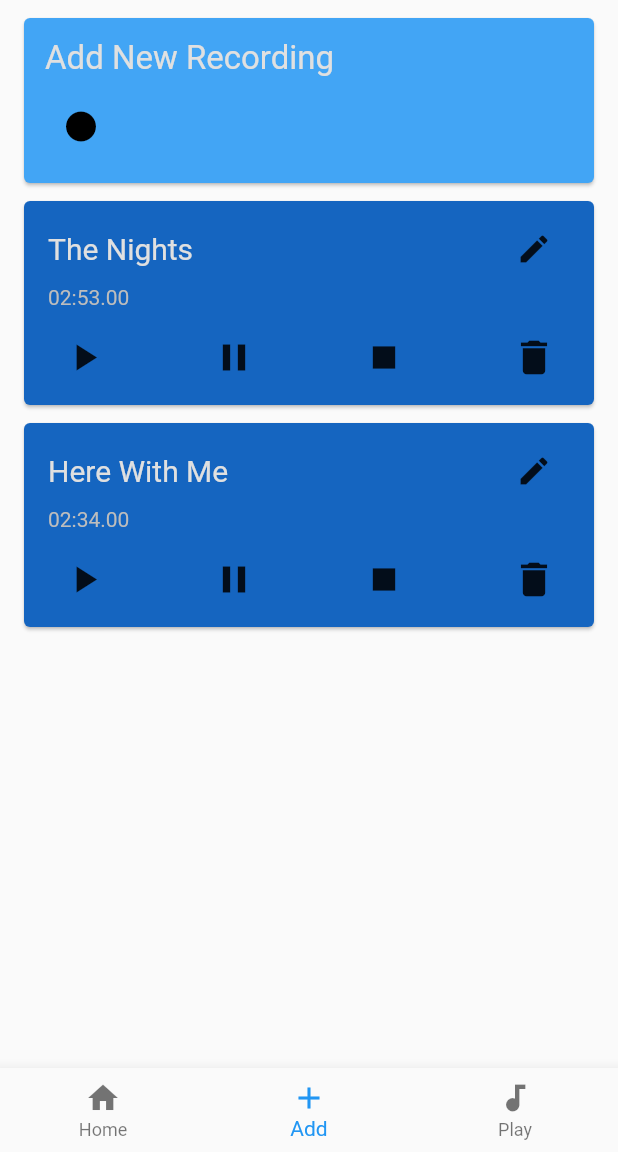
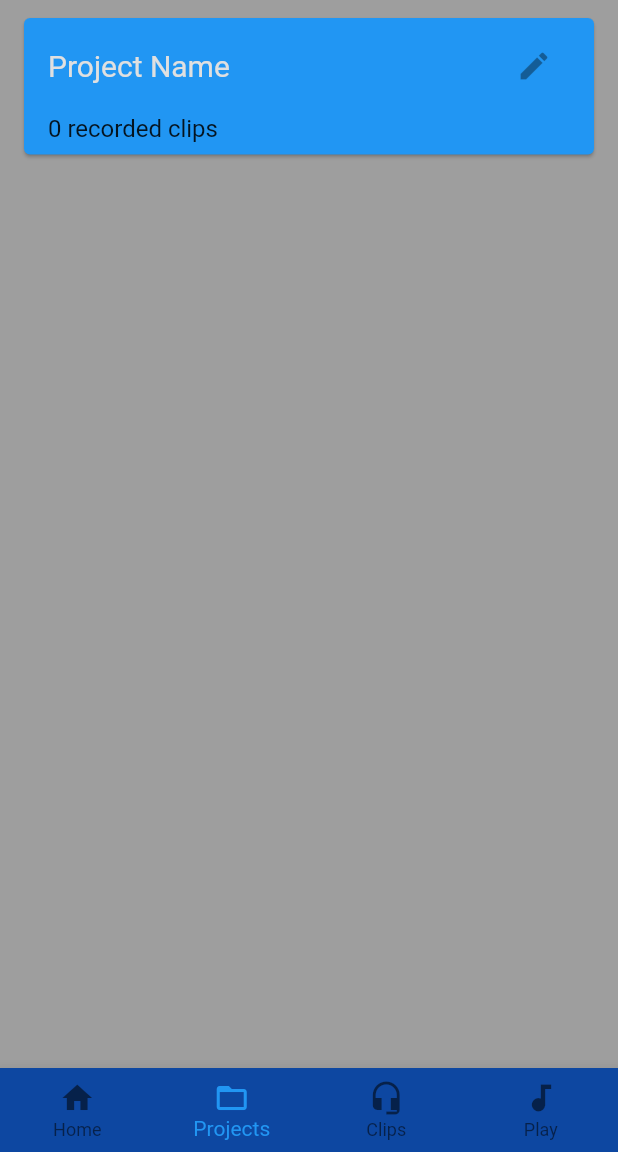
Before and after one commit to tice-k/looper, a Flutter app: the screen it shows after launch, item 2 of the bottom bar chosen, on a phone screen of 412 x 824 dp, the part 84-1236 px from its top. Run offline on Flutter 3.47's test engine with Material 2 defaults, Android fonts, the phone set to English and light mode, and no system bars; our stand-ins replace audioplayers; missing offline and left inert: app_settings, audio_recorder.

Commit message:
add project manager page

```diff
--- /dev/null
+++ b/lib/helpers/project_card.dart
@@ -0,0 +1,64 @@
+import 'package:flutter/material.dart';
+
+class ProjectCard extends StatelessWidget {
+
+  ProjectCard();
+
+  @override
+  Widget build(BuildContext context) {
+    return Card(
+      margin: EdgeInsets.fromLTRB(16.0, 0, 16.0, 12.0),
+      color: Colors.blue,
+      child: Padding(
+        padding: const EdgeInsets.fromLTRB(16.0, 8.0, 16.0, 8.0),
+        child: Column(
+          crossAxisAlignment: CrossAxisAlignment.stretch,
+          children: <Widget>[
+            Row(
+              children: <Widget>[
+                Expanded(
+                  child: Text(
+                    'Project Name',
+                    style: TextStyle(
+                      fontSize: 20.0,
+                      color: Colors.grey[300],
+                    ),
+                  ),
+                ),
+                IconButton(
+                  onPressed: null,
+                  icon: Icon(Icons.edit),
+                  iconSize: 24.0,
+                ),
+              ],
+            ),
+//            SizedBox(
+//              height: 8.0,
+//            ),
+//            Text(
+//              _printDuration(Duration(milliseconds: rec.length)),
+//              style: TextStyle(
+//                fontSize: 14.0,
+//                color: Colors.grey[400],
+//              ),
+//            ),
+            SizedBox(
+              height: 8.0,
+            ),
+            Row(
+              mainAxisAlignment: MainAxisAlignment.spaceBetween,
+              children: <Widget>[
+                Text(
+                  '0 recorded clips',
+                  style: TextStyle(
+                    fontSize: 16.0,
+                  ),
+                ),
+              ],
+            )
+          ],
+        ),
+      ),
+    );
+  }
+}
--- a/lib/navigation.dart
+++ b/lib/navigation.dart
@@ -1,5 +1,6 @@
 import 'package:flutter/material.dart';
 import 'package:looper/pages/home.dart';
+import 'package:looper/pages/projects.dart';
 import 'package:looper/pages/record.dart';
 import 'package:looper/pages/play.dart';
 
@@ -9,11 +10,31 @@ class Navigation extends StatefulWidget {
 }
 
 class _NavigationState extends State<Navigation> {
+
   int currentPage = 0;
   final List<Widget> _pages = [
     Home(),
+    ProjectView(),
     Recorder(),
-    Play()
+    Play(),
+  ];
+  final List<BottomNavigationBarItem> _pageIcons = [
+    BottomNavigationBarItem(
+      icon: Icon(Icons.home),
+      title: Text('Home'),
+    ),
+    BottomNavigationBarItem(
+      icon: Icon(Icons.folder_open),
+      title: Text('Projects'),
+    ),
+    BottomNavigationBarItem(
+      icon: Icon(Icons.headset_mic),
+      title: Text('Clips'),
+    ),
+    BottomNavigationBarItem(
+      icon: Icon(Icons.audiotrack),
+      title: Text('Play'),
+    ),
   ];
 
   @override
@@ -27,26 +48,15 @@ class _NavigationState extends State<Navigation> {
       ),
       body: _pages[currentPage],
       bottomNavigationBar: BottomNavigationBar(
+        type: BottomNavigationBarType.fixed,
+        backgroundColor: Colors.blue[900],
         onTap: (index) {
           setState(() {
             currentPage = index;
           });
         },
         currentIndex: currentPage,
-        items: [
-          BottomNavigationBarItem(
-            icon: Icon(Icons.home),
-            title: Text('Home'),
-          ),
-          BottomNavigationBarItem(
-            icon: Icon(Icons.add),
-            title: Text('Add'),
-          ),
-          BottomNavigationBarItem(
-            icon: Icon(Icons.audiotrack),
-            title: Text('Play'),
-          ),
-        ],
+        items: _pageIcons,
       ),
     );
   }
--- a/lib/pages/home.dart
+++ b/lib/pages/home.dart
@@ -14,7 +14,7 @@ class _HomeState extends State<Home> {
   Widget build(BuildContext context) {
     return Container(
       decoration: BoxDecoration(
-        color: Colors.blue,
+        color: Colors.grey,
       ),
       child: Center(
         child: Padding(
--- a/lib/pages/play.dart
+++ b/lib/pages/play.dart
@@ -11,7 +11,9 @@ class _PlayState extends State<Play> {
   @override
   Widget build(BuildContext context) {
     return Container(
-      color: Colors.green,
+      decoration: BoxDecoration(
+        color: Colors.grey,
+      ),
     );
   }
 }
--- a/lib/pages/projects.dart
+++ b/lib/pages/projects.dart
@@ -0,0 +1,30 @@
+import 'dart:io';
+import 'package:flutter/material.dart';
+import 'package:looper/helpers/project_card.dart';
+import 'package:path_provider/path_provider.dart';
+
+class ProjectView extends StatelessWidget {
+  @override
+  Widget build(BuildContext context) {
+    return Container(
+      decoration: BoxDecoration(
+        color: Colors.grey,
+      ),
+      child: Column(
+        children: <Widget>[
+          SizedBox(
+            height: 12.0,
+          ),
+          Expanded(
+            child: ListView.builder(
+              itemCount: 1,
+              itemBuilder: (context, index) {
+                return ProjectCard();
+              },
+            ),
+          ),
+        ],
+      ),
+    );
+  }
+}
--- a/lib/pages/record.dart
+++ b/lib/pages/record.dart
@@ -41,12 +41,15 @@ class _RecorderState extends State<Recorder> {
   @override
   Widget build(BuildContext context) {
     return Container(
+      decoration: BoxDecoration(
+        color: Colors.grey,
+      ),
       child: Column(
         children: <Widget>[
-          // make a new recording card
+          // card: make a new recording
           Card(
             margin: EdgeInsets.fromLTRB(16.0, 12.0, 16.0, 12.0),
-            color: Colors.blue[400],
+            color: Colors.blue,
             child: Padding(
               padding: const EdgeInsets.all(14.0),
               child: Column(
@@ -63,6 +66,7 @@ class _RecorderState extends State<Recorder> {
                     height: 8.0,
                   ),
                   Row(
+                    mainAxisAlignment: MainAxisAlignment.center,
                     children: <Widget>[
                       // record button
                       IconButton(
```
